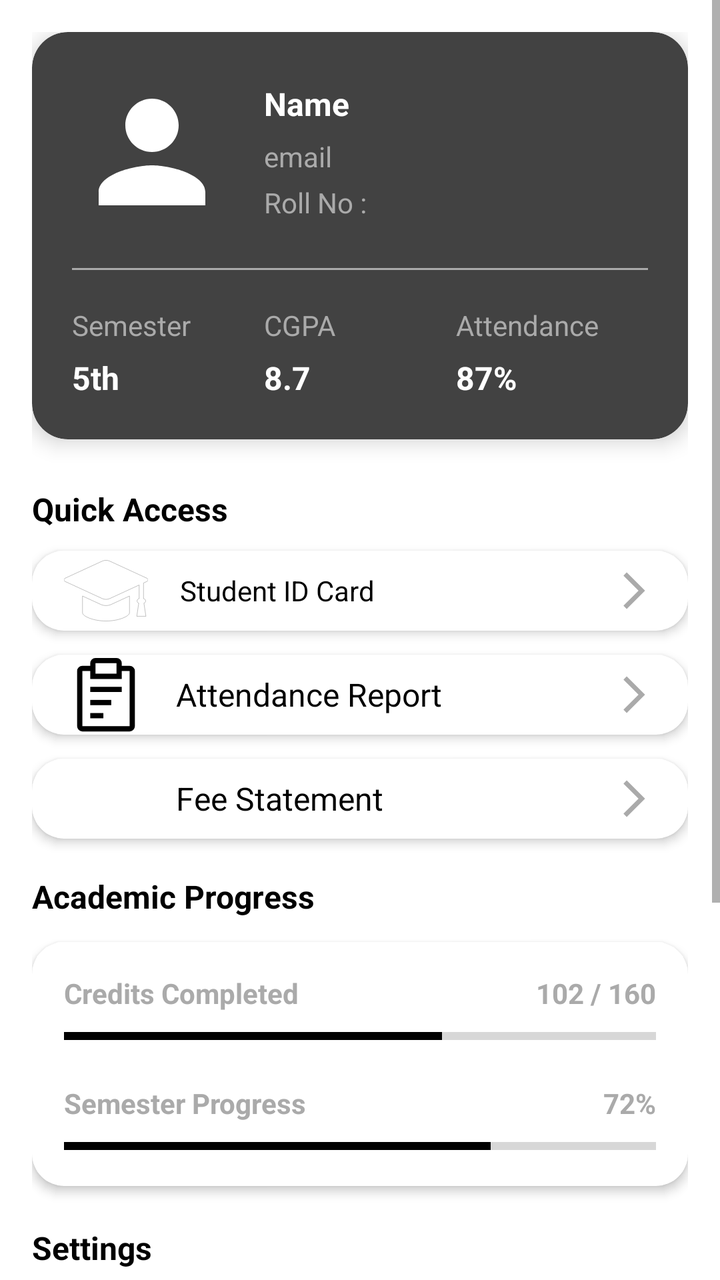
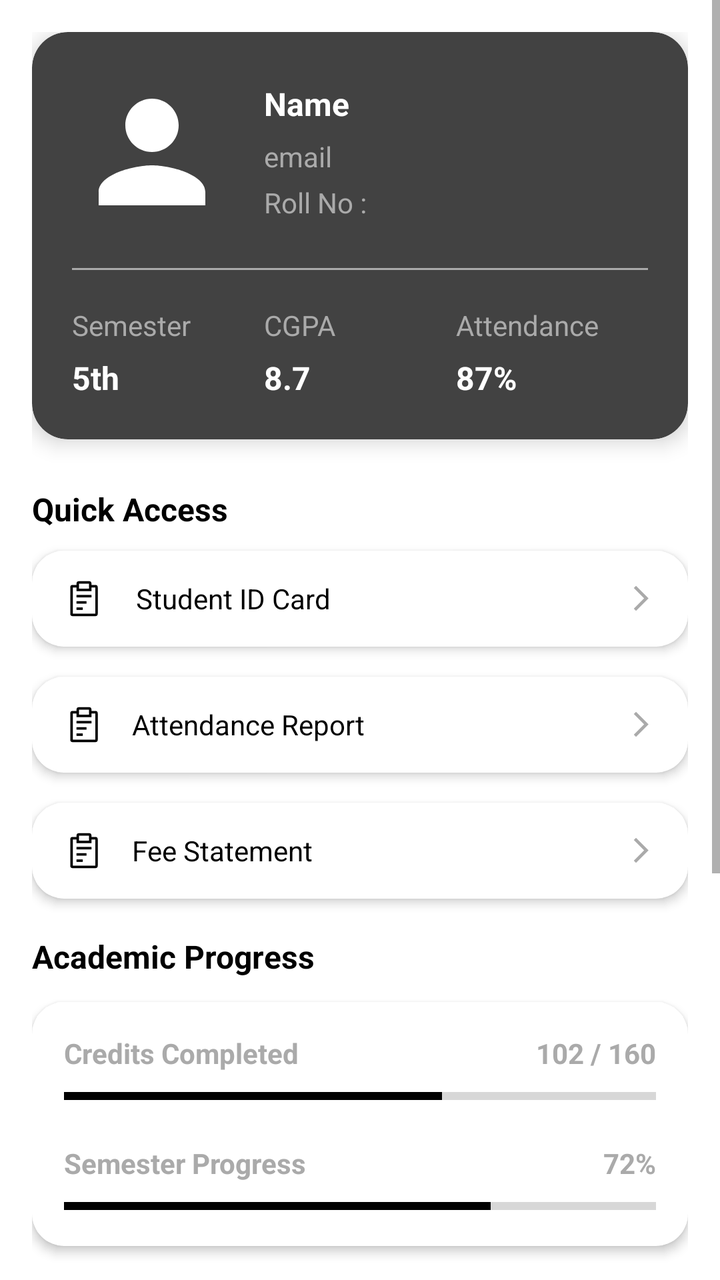

Before-and-after screenshots of an Android layout around one commit, followed by the original layout XML and the change that was made.
<!-- AndroidManifest.xml: application theme Theme.StudentOrganizer -->
<!-- res/layout/fragment_profile.xml -->
<?xml version="1.0" encoding="utf-8"?>
<ScrollView xmlns:android="http://schemas.android.com/apk/res/android"
    xmlns:app="http://schemas.android.com/apk/res-auto"
    android:layout_width="match_parent"
    android:layout_height="match_parent"
    android:fillViewport="true"
    android:background="@android:color/white">

    <LinearLayout
        android:layout_width="match_parent"
        android:layout_height="wrap_content"
        android:orientation="vertical"
        android:padding="16dp">

        <androidx.cardview.widget.CardView
            android:layout_width="match_parent"
            android:layout_height="wrap_content"
            app:cardCornerRadius="18dp"
            app:cardElevation="6dp"
            app:cardBackgroundColor="@color/cardview_dark_background">

            <LinearLayout
                android:layout_width="match_parent"
                android:layout_height="wrap_content"
                android:orientation="vertical"
                android:padding="20dp">

                <LinearLayout
                    android:layout_width="match_parent"
                    android:layout_height="wrap_content"
                    android:gravity="center_vertical"
                    android:orientation="horizontal">

                    <ImageView
                        android:id="@+id/imgProfile"
                        android:layout_width="80dp"
                        android:layout_height="80dp"
                        android:background="@drawable/ic_profile"
                        android:padding="18dp" />

                    <LinearLayout
                        android:layout_width="0dp"
                        android:layout_height="wrap_content"
                        android:layout_marginStart="16dp"
                        android:layout_weight="1"
                        android:orientation="vertical">

                        <TextView
                            android:id="@+id/tvName"
                            android:layout_width="wrap_content"
                            android:layout_height="wrap_content"
                            android:text="Name"
                            android:textColor="@android:color/white"
                            android:textSize="16sp"
                            android:textStyle="bold"/>

                        <TextView
                            android:id="@+id/tvEmail"
                            android:layout_width="wrap_content"
                            android:layout_height="wrap_content"
                            android:layout_marginTop="6dp"
                            android:text="email"
                            android:textColor="@android:color/darker_gray"
                            android:textSize="14sp"/>

                        <TextView
                            android:id="@+id/tvRoll"
                            android:layout_width="wrap_content"
                            android:layout_height="wrap_content"
                            android:layout_marginTop="4dp"
                            android:text="Roll No :"
                            android:textColor="@android:color/darker_gray"
                            android:textSize="14sp"/>

                    </LinearLayout>

                </LinearLayout>

                <View
                    android:layout_width="match_parent"
                    android:layout_height="1dp"
                    android:layout_marginTop="18dp"
                    android:background="@android:color/darker_gray"/>

                <LinearLayout
                    android:layout_width="match_parent"
                    android:layout_height="wrap_content"
                    android:layout_marginTop="18dp"
                    android:orientation="horizontal">

                    <LinearLayout
                        android:layout_width="0dp"
                        android:layout_height="wrap_content"
                        android:layout_weight="1"
                        android:orientation="vertical">

                        <TextView
                            android:layout_width="wrap_content"
                            android:layout_height="wrap_content"
                            android:text="Semester"
                            android:textColor="@android:color/darker_gray"
                            android:textSize="14sp"/>

                        <TextView
                            android:id="@+id/tvSemester"
                            android:layout_width="wrap_content"
                            android:layout_height="wrap_content"
                            android:layout_marginTop="6dp"
                            android:text="5th"
                            android:textColor="@android:color/white"
                            android:textSize="16sp"
                            android:textStyle="bold"/>

                    </LinearLayout>

                    <LinearLayout
                        android:layout_width="0dp"
                        android:layout_height="wrap_content"
                        android:layout_weight="1"
                        android:orientation="vertical">

                        <TextView
                            android:layout_width="wrap_content"
                            android:layout_height="wrap_content"
                            android:text="CGPA"
                            android:textColor="@android:color/darker_gray"
                            android:textSize="14sp"/>

                        <TextView
                            android:id="@+id/tvCgpa"
                            android:layout_width="wrap_content"
                            android:layout_height="wrap_content"
                            android:layout_marginTop="6dp"
                            android:text="8.7"
                            android:textColor="@android:color/white"
                            android:textSize="16sp"
                            android:textStyle="bold"/>

                    </LinearLayout>

                    <LinearLayout
                        android:layout_width="0dp"
                        android:layout_height="wrap_content"
                        android:layout_weight="1"
                        android:orientation="vertical">

                        <TextView
                            android:layout_width="wrap_content"
                            android:layout_height="wrap_content"
                            android:text="Attendance"
                            android:textColor="@android:color/darker_gray"
                            android:textSize="14sp"/>

                        <TextView
                            android:id="@+id/tvAttendance"
                            android:layout_width="wrap_content"
                            android:layout_height="wrap_content"
                            android:layout_marginTop="6dp"
                            android:text="87%"
                            android:textColor="@android:color/white"
                            android:textSize="16sp"
                            android:textStyle="bold"/>

                    </LinearLayout>
                </LinearLayout>
            </LinearLayout>
        </androidx.cardview.widget.CardView>


        <TextView
            android:layout_width="wrap_content"
            android:layout_height="wrap_content"
            android:layout_marginTop="24dp"
            android:layout_marginBottom="10dp"
            android:text="Quick Access"
            android:textColor="@android:color/black"
            android:textSize="16sp"
            android:textStyle="bold"/>

        <androidx.cardview.widget.CardView
            android:layout_width="match_parent"
            android:layout_height="40dp"
            android:layout_marginBottom="12dp"
            app:cardCornerRadius="16dp"
            app:cardElevation="3dp">

            <LinearLayout
                android:layout_width="match_parent"
                android:layout_height="match_parent"
                android:gravity="center_vertical"
                android:orientation="horizontal"
                android:paddingHorizontal="16dp">

                <ImageView
                    android:layout_width="42dp"
                    android:layout_height="42dp"
                    android:background="@drawable/ic_student_cap"
                    android:padding="9dp" />

                <TextView
                    android:layout_width="0dp"
                    android:layout_height="wrap_content"
                    android:layout_marginStart="16dp"
                    android:layout_weight="1"
                    android:text="Student ID Card"
                    android:textColor="@android:color/black"
                    android:textSize="14sp"/>

                <ImageView
                    android:layout_width="22dp"
                    android:layout_height="22dp"
                    android:src="@drawable/ic_arrow_forward"/>

            </LinearLayout>

        </androidx.cardview.widget.CardView>


        <androidx.cardview.widget.CardView
            android:layout_width="match_parent"
            android:layout_height="40dp"
            android:layout_marginBottom="12dp"
            app:cardCornerRadius="16dp"
            app:cardElevation="3dp">

            <LinearLayout
                android:layout_width="match_parent"
                android:layout_height="match_parent"
                android:gravity="center_vertical"
                android:orientation="horizontal"
                android:paddingHorizontal="16dp">

                <ImageView
                    android:layout_width="42dp"
                    android:layout_height="42dp"
                    android:background="@drawable/ic_report"
                    android:padding="9dp" />

                <TextView
                    android:layout_width="0dp"
                    android:layout_height="wrap_content"
                    android:layout_marginStart="14dp"
                    android:layout_weight="1"
                    android:text="Attendance Report"
                    android:textColor="@android:color/black"
                    android:textSize="16sp"/>

                <ImageView
                    android:layout_width="22dp"
                    android:layout_height="22dp"
                    android:src="@drawable/ic_arrow_forward"/>

            </LinearLayout>

        </androidx.cardview.widget.CardView>

        <androidx.cardview.widget.CardView
            android:layout_width="match_parent"
            android:layout_height="40dp"
            android:layout_marginBottom="18dp"
            app:cardCornerRadius="16dp"
            app:cardElevation="3dp">

            <LinearLayout
                android:layout_width="match_parent"
                android:layout_height="match_parent"
                android:gravity="center_vertical"
                android:orientation="horizontal"
                android:paddingHorizontal="16dp">

                <ImageView
                    android:layout_width="42dp"
                    android:layout_height="42dp"
                    android:background="@drawable/ic_notes"
                    android:padding="9dp"/>

                <TextView
                    android:layout_width="0dp"
                    android:layout_height="wrap_content"
                    android:layout_marginStart="14dp"
                    android:layout_weight="1"
                    android:text="Fee Statement"
                    android:textColor="@android:color/black"
                    android:textSize="16sp"/>

                <ImageView
                    android:layout_width="22dp"
                    android:layout_height="22dp"
                    android:src="@drawable/ic_arrow_forward"/>

            </LinearLayout>

        </androidx.cardview.widget.CardView>
        <TextView
            android:layout_width="wrap_content"
            android:layout_height="wrap_content"
            android:layout_marginBottom="12dp"
            android:text="Academic Progress"
            android:textColor="@android:color/black"
            android:textSize="16sp"
            android:textStyle="bold"/>

        <androidx.cardview.widget.CardView
            android:layout_width="match_parent"
            android:layout_height="wrap_content"
            android:layout_marginBottom="20dp"
            app:cardCornerRadius="16dp"
            app:cardElevation="3dp">

            <LinearLayout
                android:layout_width="match_parent"
                android:layout_height="wrap_content"
                android:orientation="vertical"
                android:padding="16dp">

                <LinearLayout
                    android:layout_width="match_parent"
                    android:layout_height="wrap_content"
                    android:orientation="horizontal">

                    <TextView
                        android:layout_width="0dp"
                        android:layout_height="wrap_content"
                        android:layout_weight="1"
                        android:text="Credits Completed"
                        android:textColor="@android:color/darker_gray"
                        android:textSize="14sp"
                        android:textStyle="bold"/>

                    <TextView
                        android:id="@+id/tvCredits"
                        android:layout_width="wrap_content"
                        android:layout_height="wrap_content"
                        android:text="102 / 160"
                        android:textColor="@android:color/darker_gray"
                        android:textStyle="bold"/>

                </LinearLayout>

                <ProgressBar
                    android:id="@+id/progressCredits"
                    style="?android:attr/progressBarStyleHorizontal"
                    android:progressTint="@color/black"
                    android:layout_width="match_parent"
                    android:layout_height="8dp"
                    android:layout_marginTop="8dp"
                    android:max="160"
                    android:progress="102"/>

                <LinearLayout
                    android:layout_width="match_parent"
                    android:layout_height="wrap_content"
                    android:layout_marginTop="20dp"
                    android:orientation="horizontal">

                    <TextView
                        android:layout_width="0dp"
                        android:layout_height="wrap_content"
                        android:layout_weight="1"
                        android:text="Semester Progress"
                        android:textSize="14sp"
                        android:textColor="@android:color/darker_gray"
                        android:textStyle="bold"/>

                    <TextView
                        android:id="@+id/tvSemesterProgress"
                        android:layout_width="wrap_content"
                        android:layout_height="wrap_content"
                        android:text="72%"
                        android:textColor="@android:color/darker_gray"
                        android:textStyle="bold"/>

                </LinearLayout>

                <ProgressBar
                    android:id="@+id/progressSemester"
                    style="?android:attr/progressBarStyleHorizontal"
                    android:progressTint="@color/black"
                    android:layout_width="match_parent"
                    android:layout_height="8dp"
                    android:layout_marginTop="8dp"
                    android:max="100"
                    android:progress="72"/>

            </LinearLayout>

        </androidx.cardview.widget.CardView>

        <TextView
            android:layout_width="wrap_content"
            android:layout_height="wrap_content"
            android:layout_marginBottom="12dp"
            android:text="Settings"
            android:textSize="16sp"
            android:textColor="@android:color/black"
            android:textStyle="bold"/>

        <androidx.cardview.widget.CardView
            android:layout_width="match_parent"
            android:layout_height="wrap_content"
            android:layout_marginBottom="20dp"
            app:cardCornerRadius="16dp"
            app:cardElevation="3dp">

            <LinearLayout
                android:layout_width="match_parent"
                android:layout_height="wrap_content"
                android:orientation="vertical">

                <LinearLayout
                    android:id="@+id/layoutNotification"
                    android:layout_width="match_parent"
                    android:layout_height="60dp"
                    android:gravity="center_vertical"
                    android:orientation="horizontal"
                    android:paddingHorizontal="16dp">

                    <ImageView
                        android:layout_width="24dp"
                        android:layout_height="24dp"
                        android:src="@drawable/ic_notifications"/>

                    <TextView
                        android:layout_width="0dp"
                        android:layout_height="wrap_content"
                        android:layout_marginStart="16dp"
                        android:layout_weight="1"
                        android:text="Notifications"
                        android:textColor="@android:color/darker_gray"
                        android:textSize="16sp"/>

                    <ImageView
                        android:layout_width="20dp"
                        android:layout_height="20dp"
                        android:src="@drawable/ic_arrow_forward"/>

                </LinearLayout>

                <View
                    android:layout_width="match_parent"
                    android:layout_height="1dp"
                    android:background="@android:color/darker_gray"/>

                <LinearLayout
                    android:id="@+id/layoutSettings"
                    android:layout_width="match_parent"
                    android:layout_height="60dp"
                    android:gravity="center_vertical"
                    android:orientation="horizontal"
                    android:paddingHorizontal="16dp">

                    <ImageView
                        android:layout_width="24dp"
                        android:layout_height="24dp"
                        android:src="@drawable/ic_notes"/>

                    <TextView
                        android:layout_width="0dp"
                        android:layout_height="wrap_content"
                        android:layout_marginStart="16dp"
                        android:layout_weight="1"
                        android:textColor="@android:color/darker_gray"
                        android:text="App Settings"
                        android:textSize="16sp"/>

                    <ImageView
                        android:layout_width="20dp"
                        android:layout_height="20dp"
                        android:src="@drawable/ic_arrow_forward"/>

                </LinearLayout>

                <View
                    android:layout_width="match_parent"
                    android:layout_height="1dp"
                    android:background="@android:color/darker_gray"/>

                <LinearLayout
                    android:id="@+id/layoutLogout"
                    android:layout_width="match_parent"
                    android:layout_height="60dp"
                    android:gravity="center_vertical"
                    android:orientation="horizontal"
                    android:paddingHorizontal="16dp">

                    <ImageView
                        android:layout_width="24dp"
                        android:layout_height="24dp"
                        android:src="@drawable/ic_notes" />

                    <TextView
                        android:layout_width="0dp"
                        android:layout_height="wrap_content"
                        android:layout_marginStart="16dp"
                        android:layout_weight="1"
                        android:text="Logout"
                        android:textColor="#D32F2F"
                        android:textSize="16sp"
                        android:textStyle="bold"/>

                    <ImageView
                        android:layout_width="20dp"
                        android:layout_height="20dp"
                        android:src="@drawable/ic_arrow_forward"/>

                </LinearLayout>

            </LinearLayout>

        </androidx.cardview.widget.CardView>
        <TextView
            android:layout_width="wrap_content"
            android:layout_height="wrap_content"
            android:layout_gravity="center_horizontal"
            android:layout_marginBottom="24dp"
            android:text="Student Organizer v1.0"
            android:textColor="@android:color/darker_gray"
            android:textSize="14sp"/>
    </LinearLayout>
</ScrollView>
<!-- resources referenced by this layout -->
<resources>
  <color name="black">#FF000000</color>
  <!-- drawable ic_arrow_forward (drawable) -->
  <vector xmlns:android="http://schemas.android.com/apk/res/android" android:autoMirrored="true" android:height="24dp" android:tint="@android:color/darker_gray" android:viewportHeight="960" android:viewportWidth="960" android:width="24dp">
        
      <path android:fillColor="@android:color/white" android:pathData="M321,880L250,809L579,480L250,151L321,80L721,480L321,880Z"/>
      
  </vector>
  <!-- drawable ic_notifications (drawable) -->
  <vector xmlns:android="http://schemas.android.com/apk/res/android"
      android:width="24dp"
      android:height="24dp"
      android:viewportWidth="24"
      android:viewportHeight="24"
      android:tint="@color/white">
      <path
          android:fillColor="@android:color/white"
          android:pathData="M12,22c1.1,0,2-0.9,2-2h-4C10,21.1,10.9,22,12,22z M18,16v-5c0-3.07-1.63-5.64-4.5-6.32V4c0-0.83-0.67-1.5-1.5-1.5s-1.5,0.67-1.5,1.5v0.68C7.64,4.36,6,6.92,6,10v5l-2,2v1h16v-1L18,16z"/>
  </vector>
  <!-- drawable ic_profile (drawable) -->
  <vector xmlns:android="http://schemas.android.com/apk/res/android"
      android:width="24dp"
      android:height="24dp"
      android:viewportWidth="24"
      android:viewportHeight="24"
      android:tint="@color/white">
      <path
          android:fillColor="@android:color/white"
          android:pathData="M12,12c2.21,0,4-1.79,4-4s-1.79-4-4-4s-4,1.79-4,4S9.79,12,12,12z M12,14c-2.67,0-8,1.34-8,4v2h16v-2C20,15.34,14.67,14,12,14z"/>
  </vector>
  <!-- drawable ic_student_cap (drawable) -->
  <vector xmlns:android="http://schemas.android.com/apk/res/android" android:height="200dp" android:viewportHeight="512" android:viewportWidth="512" android:width="200dp">
        
      <path android:fillColor="#ffffff" android:pathData="M505.84,180.42L279.27,76.12c-7.35,-3.38 -15.18,-5.09 -23.26,-5.09c-8.09,0 -15.91,1.71 -23.26,5.09L6.16,180.42C2.42,182.15 0,185.92 0,190.04s2.42,7.9 6.16,9.63l226.57,104.29c7.35,3.38 15.18,5.1 23.26,5.1c8.09,0 15.92,-1.72 23.27,-5.1l178.81,-82.31v82.88c-7.1,0.8 -12.63,6.84 -12.63,14.14c0,6.36 4.21,11.86 10.21,13.62l-12.09,79.79h55.68l-12.09,-79.79c6,-1.75 10.2,-7.26 10.2,-13.62c0,-7.3 -5.53,-13.34 -12.63,-14.14v-95.15l21.12,-9.72c3.74,-1.73 6.16,-5.5 6.16,-9.63S509.58,182.15 505.84,180.42z" android:strokeColor="#000000" android:strokeWidth="1"/>
        
      <path android:fillColor="#ffffff" android:pathData="M256,346.83c-11.25,0 -22.14,-2.39 -32.39,-7.1L112.79,288.71v101.64c0,22.31 67.43,50.62 143.21,50.62c75.78,0 143.21,-28.31 143.21,-50.62V288.71l-110.83,51.02C278.14,344.44 267.25,346.83 256,346.83z" android:strokeColor="#000000" android:strokeWidth="1"/>
      
  </vector>
  <style name="Theme.StudentOrganizer" parent="Theme.MaterialComponents.DayNight.NoActionBar">
          
          <item name="colorPrimary">@color/purple_500</item>
          <item name="colorPrimaryVariant">@color/purple_700</item>
          <item name="colorOnPrimary">@color/white</item>
          
          <item name="colorSecondary">@color/teal_200</item>
          <item name="colorSecondaryVariant">@color/teal_700</item>
          <item name="colorOnSecondary">@color/black</item>
          
          <item name="android:statusBarColor">?attr/colorPrimaryVariant</item>
          
      </style>
  <color name="white">#FFFFFFFF</color>
  <color name="purple_500">#FF6200EE</color>
  <color name="purple_700">#FF3700B3</color>
  <color name="teal_200">#FF03DAC5</color>
  <color name="teal_700">#FF018786</color>
  <!-- unchanged entries left out for length: 2 -->
</resources>

<!-- the commit's change to res/layout/fragment_profile.xml (unified diff, before → after) -->
@@ -179,10 +179,11 @@
 
         <androidx.cardview.widget.CardView
             android:layout_width="match_parent"
-            android:layout_height="40dp"
-            android:layout_marginBottom="12dp"
+            android:layout_height="48dp"
+            android:layout_marginBottom="15dp"
             app:cardCornerRadius="16dp"
-            app:cardElevation="3dp">
+            app:cardElevation="3dp"
+            android:padding="5dp">
 
             <LinearLayout
                 android:layout_width="match_parent"
@@ -192,9 +193,9 @@
                 android:paddingHorizontal="16dp">
 
                 <ImageView
-                    android:layout_width="42dp"
-                    android:layout_height="42dp"
-                    android:background="@drawable/ic_student_cap"
+                    android:layout_width="20dp"
+                    android:layout_height="20dp"
+                    android:background="@drawable/ic_report"
                     android:padding="9dp" />
 
                 <TextView
@@ -207,8 +208,8 @@
                     android:textSize="14sp"/>
 
                 <ImageView
-                    android:layout_width="22dp"
-                    android:layout_height="22dp"
+                    android:layout_width="15dp"
+                    android:layout_height="15dp"
                     android:src="@drawable/ic_arrow_forward"/>
 
             </LinearLayout>
@@ -218,8 +219,8 @@
 
         <androidx.cardview.widget.CardView
             android:layout_width="match_parent"
-            android:layout_height="40dp"
-            android:layout_marginBottom="12dp"
+            android:layout_height="48dp"
+            android:layout_marginBottom="15dp"
             app:cardCornerRadius="16dp"
             app:cardElevation="3dp">
 
@@ -231,8 +232,8 @@
                 android:paddingHorizontal="16dp">
 
                 <ImageView
-                    android:layout_width="42dp"
-                    android:layout_height="42dp"
+                    android:layout_width="20dp"
+                    android:layout_height="20dp"
                     android:background="@drawable/ic_report"
                     android:padding="9dp" />
 
@@ -243,20 +244,19 @@
                     android:layout_weight="1"
                     android:text="Attendance Report"
                     android:textColor="@android:color/black"
-                    android:textSize="16sp"/>
+                    android:textSize="14sp"/>
 
                 <ImageView
-                    android:layout_width="22dp"
-                    android:layout_height="22dp"
+                    android:layout_width="15dp"
+                    android:layout_height="15dp"
                     android:src="@drawable/ic_arrow_forward"/>
-
             </LinearLayout>
 
         </androidx.cardview.widget.CardView>
 
         <androidx.cardview.widget.CardView
             android:layout_width="match_parent"
-            android:layout_height="40dp"
+            android:layout_height="48dp"
             android:layout_marginBottom="18dp"
             app:cardCornerRadius="16dp"
             app:cardElevation="3dp">
@@ -269,10 +269,10 @@
                 android:paddingHorizontal="16dp">
 
                 <ImageView
-                    android:layout_width="42dp"
-                    android:layout_height="42dp"
-                    android:background="@drawable/ic_notes"
-                    android:padding="9dp"/>
+                    android:layout_width="20dp"
+                    android:layout_height="20dp"
+                    android:background="@drawable/ic_report"
+                    android:padding="9dp" />
 
                 <TextView
                     android:layout_width="0dp"
@@ -281,11 +281,11 @@
                     android:layout_weight="1"
                     android:text="Fee Statement"
                     android:textColor="@android:color/black"
-                    android:textSize="16sp"/>
+                    android:textSize="14sp"/>
 
                 <ImageView
-                    android:layout_width="22dp"
-                    android:layout_height="22dp"
+                    android:layout_width="15dp"
+                    android:layout_height="15dp"
                     android:src="@drawable/ic_arrow_forward"/>
 
             </LinearLayout>
<!-- resource entries referenced after the edit -->
@@ -29,14 +29,6 @@
           android:fillColor="@android:color/white"
           android:pathData="M12,12c2.21,0,4-1.79,4-4s-1.79-4-4-4s-4,1.79-4,4S9.79,12,12,12z M12,14c-2.67,0-8,1.34-8,4v2h16v-2C20,15.34,14.67,14,12,14z"/>
   </vector>
-  <!-- drawable ic_student_cap (drawable) -->
-  <vector xmlns:android="http://schemas.android.com/apk/res/android" android:height="200dp" android:viewportHeight="512" android:viewportWidth="512" android:width="200dp">
-        
-      <path android:fillColor="#ffffff" android:pathData="M505.84,180.42L279.27,76.12c-7.35,-3.38 -15.18,-5.09 -23.26,-5.09c-8.09,0 -15.91,1.71 -23.26,5.09L6.16,180.42C2.42,182.15 0,185.92 0,190.04s2.42,7.9 6.16,9.63l226.57,104.29c7.35,3.38 15.18,5.1 23.26,5.1c8.09,0 15.92,-1.72 23.27,-5.1l178.81,-82.31v82.88c-7.1,0.8 -12.63,6.84 -12.63,14.14c0,6.36 4.21,11.86 10.21,13.62l-12.09,79.79h55.68l-12.09,-79.79c6,-1.75 10.2,-7.26 10.2,-13.62c0,-7.3 -5.53,-13.34 -12.63,-14.14v-95.15l21.12,-9.72c3.74,-1.73 6.16,-5.5 6.16,-9.63S509.58,182.15 505.84,180.42z" android:strokeColor="#000000" android:strokeWidth="1"/>
-        
-      <path android:fillColor="#ffffff" android:pathData="M256,346.83c-11.25,0 -22.14,-2.39 -32.39,-7.1L112.79,288.71v101.64c0,22.31 67.43,50.62 143.21,50.62c75.78,0 143.21,-28.31 143.21,-50.62V288.71l-110.83,51.02C278.14,344.44 267.25,346.83 256,346.83z" android:strokeColor="#000000" android:strokeWidth="1"/>
-      
-  </vector>
   <style name="Theme.StudentOrganizer" parent="Theme.MaterialComponents.DayNight.NoActionBar">
           
           <item name="colorPrimary">@color/purple_500</item>
